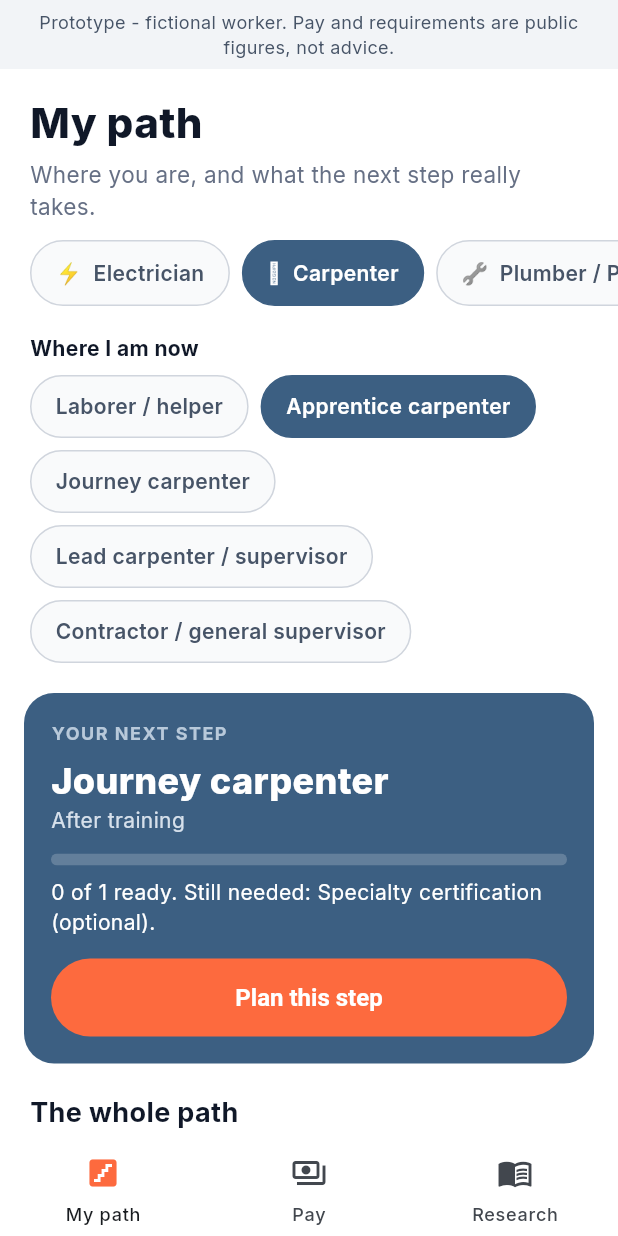
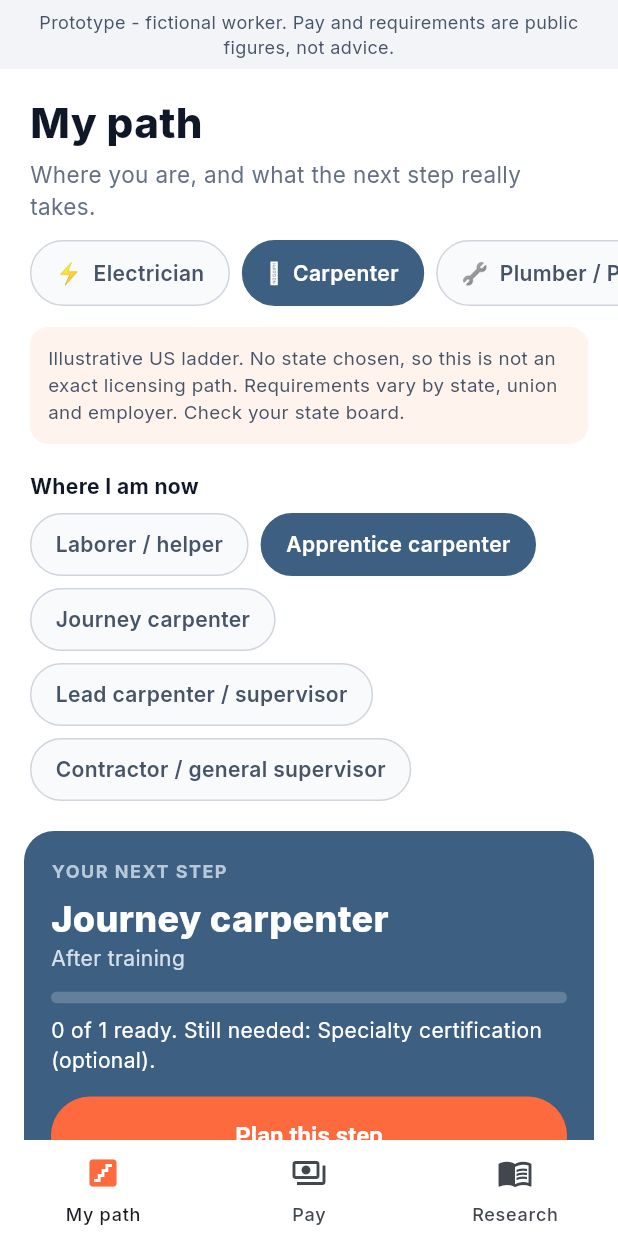
Before and after one commit to kunaxar/worker-career-pathways, a Flutter app: the screen it shows after launch, after a tap on an icon or button, on a phone screen of 412 x 824 dp. Run offline on Flutter 3.47's test engine with Material 3 defaults, Android fonts, the phone set to English and light mode, and no system bars; our stand-ins replace google_fonts.

Commit message:
Update main.dart

```diff
--- a/lib/main.dart
+++ b/lib/main.dart
@@ -71,6 +71,7 @@ class PathTab extends StatelessWidget {
       SizedBox(height: 44, child: ListView(scrollDirection: Axis.horizontal, padding: const EdgeInsets.symmetric(horizontal: 20), children: [
         for (var i = 0; i < trades.length; i++) Padding(padding: const EdgeInsets.only(right: 8), child: Pill('${trades[i].emoji}  ${trades[i].name}', on: app.tradeIdx == i, onTap: () => app.setTrade(i))),
       ])),
+      Padding(padding: const EdgeInsets.fromLTRB(20, 14, 20, 0), child: Container(padding: const EdgeInsets.all(12), decoration: BoxDecoration(color: const Color(0xFFFFF4ED), borderRadius: BorderRadius.circular(12)), child: const Text('Illustrative US ladder. No state chosen, so this is not an exact licensing path. Requirements vary by state, union and employer. Check your state board.', style: TextStyle(fontSize: 12.5, height: 1.4, color: Color(0xFF475467))))),
       Padding(padding: const EdgeInsets.fromLTRB(20, 18, 20, 8), child: const Text('Where I am now', style: TextStyle(fontWeight: FontWeight.w700))),
       Padding(padding: const EdgeInsets.symmetric(horizontal: 20), child: Wrap(spacing: 8, runSpacing: 8, children: [for (var i = 0; i < t.stages.length; i++) Pill(t.stages[i].title, on: cur == i, onTap: () => app.setStage(i))])),
       if (next != null) NextCard(next) else const Padding(padding: EdgeInsets.fromLTRB(20, 20, 20, 0), child: Text('You are at the top step shown for this trade. Pay and licence rules beyond this point depend on your state.', style: TextStyle(color: g600))),
@@ -101,7 +102,7 @@ class NextCard extends StatelessWidget {
           if (s.reqs.isNotEmpty) ...[
             ClipRRect(borderRadius: BorderRadius.circular(6), child: LinearProgressIndicator(value: s.reqs.isEmpty ? 0 : ready / s.reqs.length, minHeight: 8, color: const Color(0xFF3CF5B0), backgroundColor: const Color(0x33FFFFFF))),
             const SizedBox(height: 8),
-            Text(missing.isEmpty ? 'You have everything listed for this step.' : '$ready of ${s.reqs.length} ready. Still needed: ${missing.map((r) => r.label).join('; ')}.', style: const TextStyle(color: Colors.white, fontSize: 14, height: 1.4)),
+            Text(missing.isEmpty ? 'Listed items checked. This is not an eligibility check.' : '$ready of ${s.reqs.length} ready. Still needed: ${missing.map((r) => r.label).join('; ')}.', style: const TextStyle(color: Colors.white, fontSize: 14, height: 1.4)),
           ] else
             Text(s.summary, style: const TextStyle(color: Colors.white, fontSize: 14, height: 1.4)),
           const SizedBox(height: 14),
@@ -247,7 +248,7 @@ class PayTab extends StatelessWidget {
           ]),
         )),
       ],
-      const Text('Read this as: the early years sit near the left of the bar, experienced licensed workers toward the right. That is a reading of the range, not a figure BLS publishes per step.', style: TextStyle(color: g500, fontSize: 12, height: 1.4)),
+      const Text('Each bar is the spread of pay for the whole trade. It does not predict pay at any career stage. Source: BLS Occupational Employment and Wage Statistics, reference period May 2025 (as shown on each BLS Handbook page).', style: TextStyle(color: g500, fontSize: 12, height: 1.4)),
     ]);
   }
 }
```
